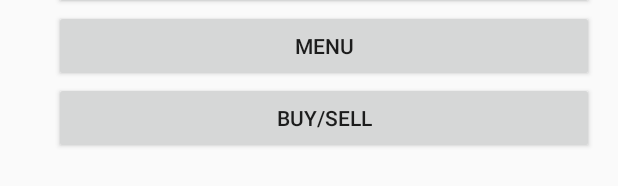
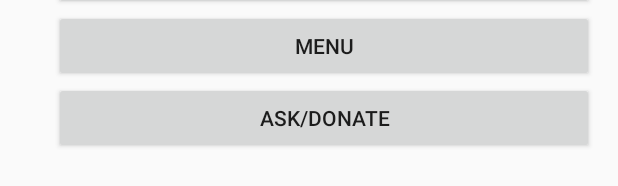
Before and after one commit to tanzeelak/SwypeRight, an Android app: the layout activity_main.xml on its own in the app's theme, with its tools: preview values and no code run, on a phone screen of 412 x 824 dp. Shown: the part 122-308 px from the top of the screen. Run offline under Robolectric (Android 15) with nearby library versions, the phone set to English and light mode, and no system bars.

Commit message:
ask donate

```diff
--- a/app/src/main/res/layout/activity_main.xml
+++ b/app/src/main/res/layout/activity_main.xml
@@ -33,7 +33,7 @@
             android:id="@+id/button2" />
 
         <Button
-            android:text="Buy/Sell"
+            android:text="Ask/Donate"
             android:layout_width="match_parent"
             android:layout_height="wrap_content"
             android:id="@+id/button3" />
```
